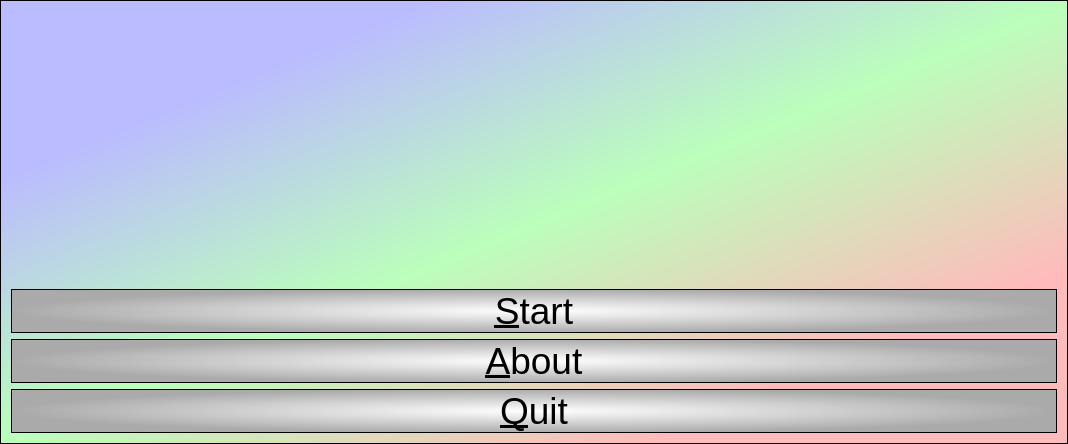
Qt form qtsumbrownianmotionsmenudialog.ui (richelbilderbeek/SumBrownianMotions) before a commit.
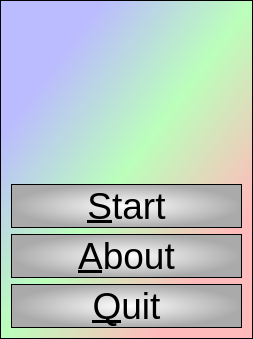
The same form after that commit. Icons and pictures are not drawn.

```diff
--- a/qtsumbrownianmotionsmenudialog.ui
+++ b/qtsumbrownianmotionsmenudialog.ui
@@ -6,8 +6,8 @@
    <rect>
     <x>0</x>
     <y>0</y>
-    <width>1068</width>
-    <height>444</height>
+    <width>253</width>
+    <height>339</height>
    </rect>
   </property>
   <property name="font">
```
Left out of the diff: 2 changed lines with no effect on the pictures.
